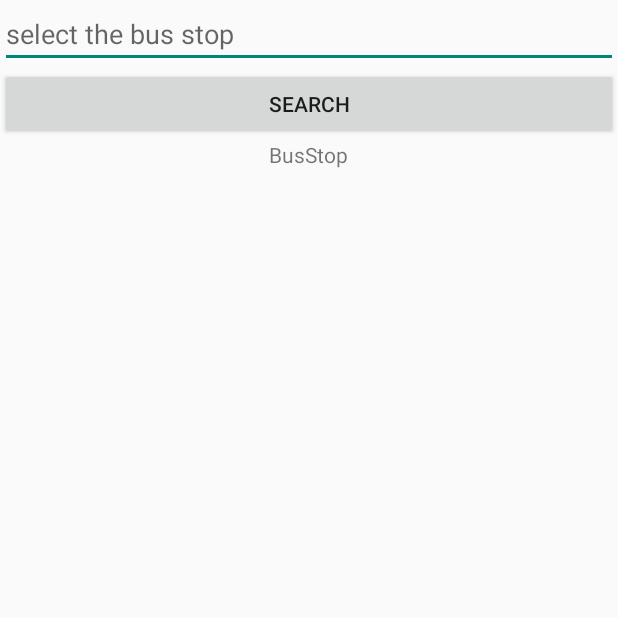
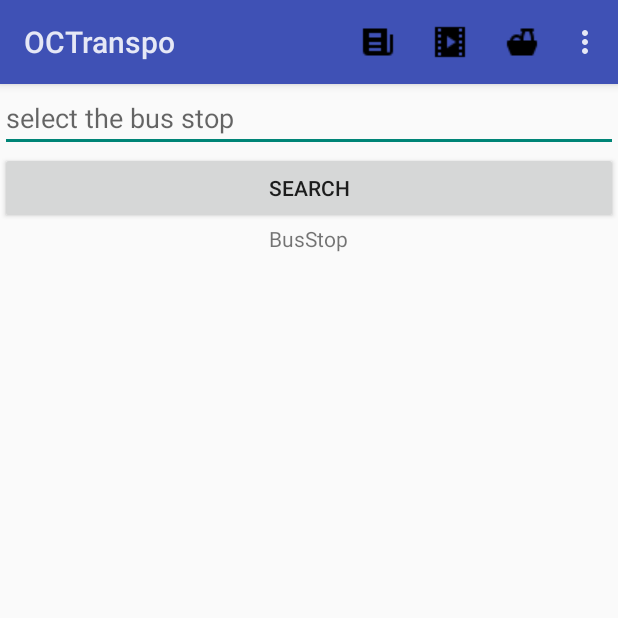
Before and after one commit to GCMaia/FinalProjectNewVersion, an Android app: the OCTranspoMain screen opened directly, with no data from a screen before it, on a phone screen of 412 x 824 dp, the top half of it. Run offline under Robolectric (Android 15) with nearby library versions, the phone set to English and light mode, and no system bars; network calls fail.

Commit message:
new icons for the toolbar, new xml for the toolbar on the octranspo, toolbar done

```diff
--- a/app/src/main/res/layout/activity_octranspo_main.xml
+++ b/app/src/main/res/layout/activity_octranspo_main.xml
@@ -6,6 +6,15 @@
     android:layout_height="match_parent"
     tools:context=".OCTranspo.OCTranspoMain">
 
+
+    <android.support.v7.widget.Toolbar
+        android:theme="@style/cbc_appbar"
+        android:id="@+id/oc_toolbar"
+        android:layout_width="match_parent"
+        android:layout_height="wrap_content"
+        android:background="@color/colorPrimary"
+        android:elevation="4dp"
+        android:titleTextColor="@color/colorTextLight" />
 
     <Button
         android:id="@+id/searchButton"
@@ -39,6 +48,7 @@
     <EditText
         android:inputType="number"
         android:id="@+id/searchText"
+        android:layout_below="@id/oc_toolbar"
         android:hint="@string/OCTranspoEditText"
         android:layout_width="match_parent"
         android:layout_height="wrap_content"
--- /dev/null
+++ b/app/src/main/res/menu/menu_octranspo_appbar.xml
@@ -0,0 +1,34 @@
+<?xml version="1.0" encoding="utf-8"?>
+<menu xmlns:android="http://schemas.android.com/apk/res/android"
+    xmlns:app="http://schemas.android.com/apk/res-auto">
+
+
+    <item android:id="@+id/action_one"
+        android:title="cbcNews"
+        android:icon="@drawable/cbcnews_toolbar_icon"
+        android:orderInCategory="1"
+        app:showAsAction="always" />
+
+    <item android:id="@+id/action_two"
+        android:title="movies"
+        android:icon="@drawable/movies_toolbar_icon"
+        android:orderInCategory="2"
+        app:showAsAction="always" />
+
+    <item android:id="@+id/action_three"
+        android:title="three"
+        android:icon="@drawable/nutrition_toolbar_icon"
+        android:orderInCategory="3"
+        app:showAsAction="always" />
+
+    <item android:id="@+id/action_four"
+        android:title="About"
+        android:orderInCategory="4"
+        app:showAsAction="never"/>
+
+    <item android:id="@+id/action_five"
+        android:title="Help"
+        android:orderInCategory="5"
+        app:showAsAction="ifRoom"/>
+
+</menu>
```
Also changed, not shown: app/src/main/java/com/example/gabri/finalprojectnewversion/OCTranspo/OCTranspoMain.java (+91 -3 lines), app/src/main/res/drawable/cbcnews_toolbar_icon.png (added), app/src/main/res/drawable/movies_toolbar_icon.png (added), app/src/main/res/drawable/nutrition_toolbar_icon.png (added), app/src/main/res/drawable/octranspo_toolbar_icon.png (added).
